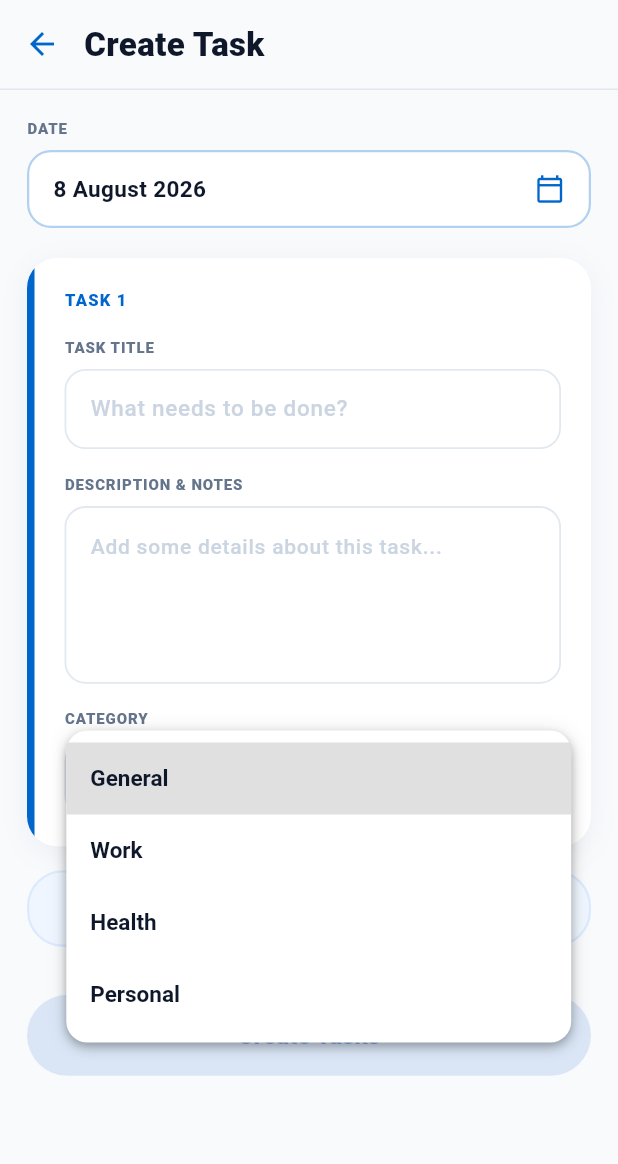
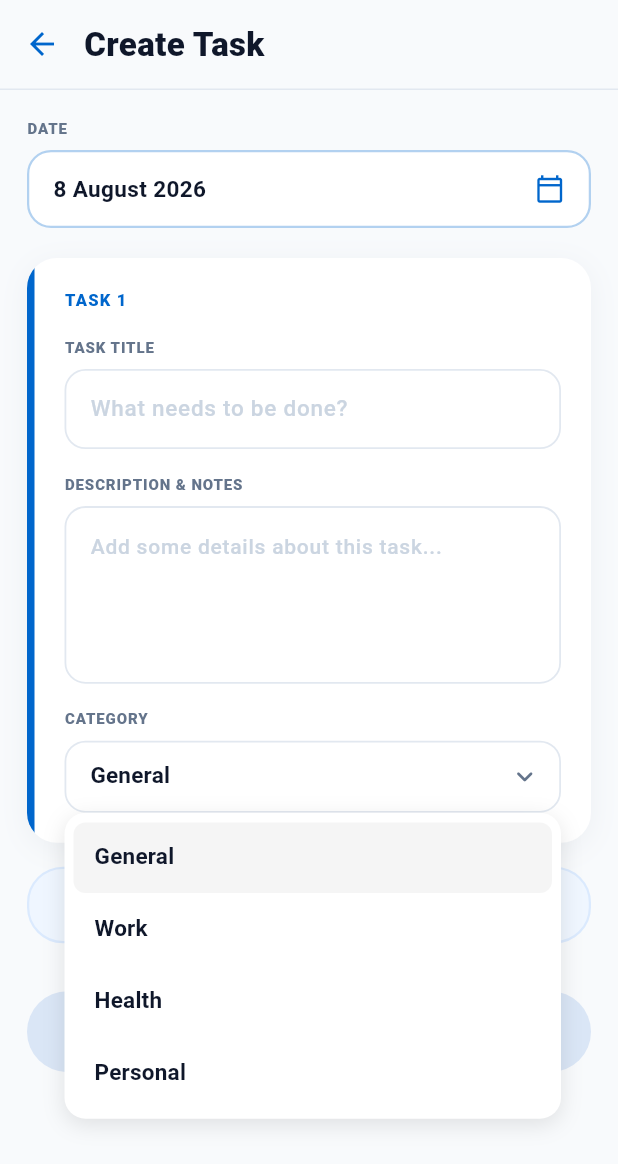
Before and after one commit to ritik453rr/life_tracker, a Flutter app: the CreateTaskPage screen opened by its route, after a tap on "General", on a phone screen of 412 x 824 dp. Shown: the top 1164 px of the screen. Run offline on Flutter 3.47's test engine with Material 3 defaults, Android fonts, the light colour scheme and no system bars; drawn by our look-alikes of dropdown_button2; our stand-ins replace cached_network_image, dio, flutter_dotenv, get; missing offline and left inert: connecteo; network calls fail.

Commit message:
create custom dropdown

```diff
--- a/lib/core/common/common_ui.dart
+++ b/lib/core/common/common_ui.dart
@@ -8,16 +8,12 @@ import '../language/string_constants.dart';
 
 /// Utility class providing reusable common UI widgets and helpers across the app.
 class CommonUI {
-
-/// Returns a customizable circular loading indicator with optional color and stroke width.
+  /// Returns a customizable circular loading indicator with optional color and stroke width.
   static Widget circularIndicator({
-    Color color=AppColors.cBlue,
-    double strokeWidth=3,
+    Color color = AppColors.cBlue,
+    double strokeWidth = 3,
   }) {
-    return CircularProgressIndicator(
-      color: color,
-      strokeWidth: strokeWidth,
-    );
+    return CircularProgressIndicator(color: color, strokeWidth: strokeWidth);
   }
 
   /// Method to return load more indicator.
@@ -44,21 +40,14 @@ class CommonUI {
     return RefreshIndicator(
       onRefresh: onRefresh,
       color: AppColors.cBlue,
-      backgroundColor: AppColors.cWhite,
+      backgroundColor: AppColors.cFFFFFF,
       child: child,
     );
   }
 
   /// Wrapper around SafeArea that applies platform-aware bottom padding and configurable top inset.
-  static Widget safeArea({
-    required Widget child,
-    bool top = true,
-  }) {
-    return SafeArea(
-      bottom: !GetPlatform.isIOS,
-      top: top,
-      child: child,
-    );
+  static Widget safeArea({required Widget child, bool top = true}) {
+    return SafeArea(bottom: !GetPlatform.isIOS, top: top, child: child);
   }
 
   /// Method to set network image
@@ -98,7 +87,7 @@ class CommonUI {
   static Widget customTextBtn({
     required String title,
     void Function()? onPressed,
-    EdgeInsetsGeometry padding=EdgeInsets.zero,
+    EdgeInsetsGeometry padding = EdgeInsets.zero,
     TextStyle? style,
   }) {
     return TextButton(
@@ -116,27 +105,23 @@ class CommonUI {
         AppConstants.hideKeyboard();
         onPressed?.call();
       },
-      child: Text(
-        title,
-        style: style
-      ),
+      child: Text(title, style: style),
     );
   }
 
-
-/// Displays a success or error snackBar with a trimmed message based on API response.
+  /// Displays a success or error snackBar with a trimmed message based on API response.
   static void showApiSnackBar({
     bool isSuccess = false,
     required String message,
   }) {
-    final displayMessage =
-        message.length > 200 ? "${message.substring(0, 200)}..." : message;
+    final displayMessage = message.length > 200
+        ? "${message.substring(0, 200)}..."
+        : message;
 
     Get.snackbar(
       isSuccess ? StringConstants.kSuccess.tr : StringConstants.kError.tr,
       displayMessage,
-      backgroundColor:
-          isSuccess ? Colors.green.shade600 : Colors.red.shade600,
+      backgroundColor: isSuccess ? Colors.green.shade600 : Colors.red.shade600,
       colorText: Colors.white,
     );
   }
--- /dev/null
+++ b/lib/core/common_widgets/app_drop_down_button.dart
@@ -0,0 +1,122 @@
+import 'package:dropdown_button2/dropdown_button2.dart';
+import 'package:flutter/material.dart';
+import 'package:get/get.dart';
+
+/// Custom reusable dropdown button widget wrapped with DropdownButton2.
+class AppDropDownButton<T> extends StatelessWidget {
+  /// The currently selected value.
+  final T? value;
+
+  /// List of dropdown options.
+  final List<T> options;
+
+  /// Callback triggered when a new option is selected.
+  final ValueChanged<T?>? onChanged;
+
+  /// Creates an [AppDropDownButton] instance with required parameters.
+  const AppDropDownButton({
+    super.key,
+    required this.value,
+    required this.options,
+    required this.onChanged,
+  });
+
+  @override
+  Widget build(BuildContext context) {
+    return DropdownButtonHideUnderline(
+      child: Theme(
+        data: Theme.of(context).copyWith(
+          splashColor: Colors.transparent,
+          highlightColor: Colors.transparent,
+          hoverColor: Colors.transparent,
+          focusColor: Colors.transparent,
+        ),
+        child: DropdownButton2<T>(
+          value: value,
+          isExpanded: true,
+          onChanged: onChanged,
+          selectedItemBuilder: (BuildContext context) {
+            return options.map((T val) {
+              return Align(
+                alignment: Alignment.centerLeft,
+                child: Text(
+                  val.toString(),
+                  style: const TextStyle(
+                    fontSize: 15,
+                    fontWeight: FontWeight.w600,
+                    color: Color(0xFF0F172A),
+                  ),
+                ),
+              );
+            }).toList();
+          },
+          items: options.map((T val) {
+            final bool isSelected = val == value;
+            return DropdownMenuItem<T>(
+              value: val,
+              child: Container(
+                width: Get.width,
+                padding: const EdgeInsets.symmetric(
+                  horizontal: 14,
+                  vertical: 12,
+                ),
+                decoration: BoxDecoration(
+                  color: isSelected
+                      ? Colors.grey.withValues(alpha: 0.1)
+                      : Colors.transparent,
+                  borderRadius: BorderRadius.circular(8),
+                ),
+                child: Text(
+                  val.toString(),
+                  style: TextStyle(
+                    fontSize: 15,
+                    fontWeight: isSelected ? FontWeight.w700 : FontWeight.w600,
+                    color: const Color(0xFF0F172A),
+                  ),
+                ),
+              ),
+            );
+          }).toList(),
+          buttonStyleData: ButtonStyleData(
+            padding: const EdgeInsets.only(
+              left: 16,
+              right: 12,
+            ),
+            decoration: BoxDecoration(
+              color: Colors.white,
+              borderRadius: BorderRadius.circular(14),
+              border: Border.all(
+                color: const Color(0xFFE2E8F0),
+                width: 1.2,
+              ),
+            ),
+          ),
+          iconStyleData: const IconStyleData(
+            icon: Icon(
+              Icons.keyboard_arrow_down_rounded,
+              color: Color(0xFF64748B),
+              size: 22,
+            ),
+          ),
+          dropdownStyleData: DropdownStyleData(
+            padding: const EdgeInsets.all(6),
+            decoration: BoxDecoration(
+              borderRadius: BorderRadius.circular(14),
+              color: Colors.white,
+              boxShadow: const [
+                BoxShadow(
+                  color: Color(0x1A000000),
+                  blurRadius: 12,
+                  offset: Offset(0, 4),
+                ),
+              ],
+            ),
+          ),
+          menuItemStyleData: const MenuItemStyleData(
+            padding: EdgeInsets.zero,
+          ),
+        ),
+      ),
+    );
+  }
+}
--- a/lib/core/constants/app_colors.dart
+++ b/lib/core/constants/app_colors.dart
@@ -1,8 +1,9 @@
 import 'package:flutter/material.dart';
+
 /// Defines a centralized set of app color constants for consistent styling.
 class AppColors {
   static const Color cBlue = Colors.blue;
-  static const Color cWhite = Colors.white;
+  static const Color cFFFFFF = Color(0xFFFFFFFF);
   static const Color cBlack = Colors.black;
   //F8FAFC
   static const Color cF8FAFC = Color(0xFFF8FAFC);
--- a/lib/core/constants/app_constants.dart
+++ b/lib/core/constants/app_constants.dart
@@ -5,7 +5,6 @@ import 'app_colors.dart';
 
 /// Provides const utility across the application.
 class AppConstants {
-
   /// Hide keyboard method
   static void hideKeyboard() {
     FocusManager.instance.primaryFocus?.unfocus();
@@ -24,11 +23,11 @@ class AppConstants {
   static void setSafeArea({bool isDark = false}) {
     SystemChrome.setSystemUIOverlayStyle(
       SystemUiOverlayStyle(
-        systemNavigationBarColor: isDark ? AppColors.cBlack : AppColors.cWhite,
-        systemNavigationBarIconBrightness:
-            isDark ? Brightness.light : Brightness.dark,
-        statusBarIconBrightness:
-            isDark ? Brightness.light : Brightness.dark,
+        systemNavigationBarColor: isDark ? AppColors.cBlack : AppColors.cFFFFFF,
+        systemNavigationBarIconBrightness: isDark
+            ? Brightness.light
+            : Brightness.dark,
+        statusBarIconBrightness: isDark ? Brightness.light : Brightness.dark,
       ),
     );
   }
--- a/lib/core/language/string_constants.dart
+++ b/lib/core/language/string_constants.dart
@@ -28,6 +28,9 @@ class StringConstants {
 
   /// Create Task Labels
   static const String kCreateTask = "Create Task";
+  static const String kEditTask = "Edit Task";
+  static const String kUpdateTask = "Update Task";
+  static const String kUntitledTask = "Untitled Task";
   static const String kDate = "DATE";
   static const String kTaskTitle = "TASK TITLE";
   static const String kWhatNeedsToBeDone = "What needs to be done?";
@@ -36,6 +39,12 @@ class StringConstants {
   static const String kCategory = "CATEGORY";
   static const String kAddAnotherTask = "Add Another Task";
   static const String kCreateTasks = "Create Tasks";
+
+  /// Categories
+  static const String kGeneral = "General";
+  static const String kWorkCategory = "Work";
+  static const String kHealthCategory = "Health";
+  static const String kPersonalCategory = "Personal";
 
   /// Task List Labels
   static const String kTodaysTasks = "Today's Tasks";
--- a/lib/feature/create_task/controller/create_task_controller.dart
+++ b/lib/feature/create_task/controller/create_task_controller.dart
@@ -5,6 +5,7 @@ import '../service/create_task_service.dart';
 import '../../dashboard/controller/dashboard_controller.dart';
 import '../../dashboard/model/dashboard_model.dart';
 import '../../task_list/controller/task_list_controller.dart';
+import '../../../core/language/string_constants.dart';
 
 /// GetX Controller for managing the Create Task / Edit Task screen state.
 class CreateTaskController extends GetxController {
@@ -21,8 +22,13 @@ class CreateTaskController extends GetxController {
   DateTime? _initialDate;
 
   final Rx<DateTime> selectedDate = DateTime.now().obs;
-  final RxList<TaskFormItem> taskItems = <TaskFormItem>[].obs;
-  final List<String> categoryOptions = ["General", "Work", "Health", "Personal"];
+  final RxList<CreateTaskModel> taskItems = <CreateTaskModel>[].obs;
+  final List<String> categoryOptions = [
+    StringConstants.kGeneral,
+    StringConstants.kWorkCategory,
+    StringConstants.kHealthCategory,
+    StringConstants.kPersonalCategory,
+  ];
 
   @override
   void onInit() {
@@ -94,7 +100,7 @@ class CreateTaskController extends GetxController {
     isFormValid.value = valid;
   }
 
-  void _attachListeners(TaskFormItem item) {
+  void _attachListeners(CreateTaskModel item) {
     item.titleController.addListener(_onFormInputChanged);
     item.descriptionController.addListener(_onFormInputChanged);
   }
@@ -113,7 +119,7 @@ class CreateTaskController extends GetxController {
         }
       }
 
-      final item = TaskFormItem(
+      final item = CreateTaskModel(
         id: args.id,
         category: category,
       );
@@ -142,7 +148,7 @@ class CreateTaskController extends GetxController {
   }
 
   void addNewTaskForm() {
-    final newItem = TaskFormItem(id: DateTime.now().millisecondsSinceEpoch.toString());
+    final newItem = CreateTaskModel(id: DateTime.now().millisecondsSinceEpoch.toString());
     _attachListeners(newItem);
     taskItems.add(newItem);
     _onFormInputChanged();
@@ -223,7 +229,7 @@ class CreateTaskController extends GetxController {
         computedTitle = firstLine.length > 35 ? "${firstLine.substring(0, 35)}..." : firstLine;
       }
       if (computedTitle.isEmpty) {
-        computedTitle = "Untitled Task";
+        computedTitle = StringConstants.kUntitledTask;
       }
 
       if (Get.isRegistered<DashboardController>()) {
--- a/lib/feature/create_task/model/create_task_model.dart
+++ b/lib/feature/create_task/model/create_task_model.dart
@@ -1,13 +1,13 @@
 import 'package:flutter/material.dart';
 
 /// Data class representing a dynamic task form entry.
-class TaskFormItem {
+class CreateTaskModel {
   final String id;
   final TextEditingController titleController;
   final TextEditingController descriptionController;
   String category;
 
-  TaskFormItem({
+  CreateTaskModel({
     required this.id,
     TextEditingController? titleController,
     TextEditingController? descriptionController,
--- a/lib/feature/create_task/page/create_task_page.dart
+++ b/lib/feature/create_task/page/create_task_page.dart
@@ -19,7 +19,6 @@ class CreateTaskPage extends StatelessWidget {
     ];
 
     return Scaffold(
-      backgroundColor: const Color(0xFFF8FAFC),
       body: SafeArea(
         child: Column(
           children: [
@@ -39,7 +38,7 @@ class CreateTaskPage extends StatelessWidget {
                   const SizedBox(width: 16),
                   Obx(() {
                     return Text(
-                      controller.isEditing.value ? "Edit Task" : StringConstants.kCreateTask,
+                      controller.isEditing.value ? StringConstants.kEditTask : StringConstants.kCreateTask,
                       style: const TextStyle(
                         fontSize: 22,
                         fontWeight: FontWeight.w800,
@@ -199,7 +198,7 @@ class CreateTaskPage extends StatelessWidget {
                             ),
                           ),
                           child: Text(
-                            controller.isEditing.value ? "Update Task" : StringConstants.kCreateTasks,
+                            controller.isEditing.value ? StringConstants.kUpdateTask : StringConstants.kCreateTasks,
                             style: TextStyle(
                               fontSize: 16,
                               fontWeight: FontWeight.w800,
--- a/lib/feature/create_task/service/create_task_service.dart
+++ b/lib/feature/create_task/service/create_task_service.dart
@@ -1,25 +1,39 @@
-import '../model/create_task_model.dart';
+import 'package:life_tracker_flutter/feature/create_task/model/create_task_model.dart';
+
 import '../../dashboard/model/dashboard_model.dart';
 import 'package:flutter/material.dart';
+import '../../../core/language/string_constants.dart';
 
 /// Feature service handling task creation operations.
 class CreateTaskService {
   /// Converts task form entries to TaskModel objects.
   List<TaskModel> convertToTaskModels({
-    required List<TaskFormItem> items,
+    required List<CreateTaskModel> items,
     required DateTime date,
   }) {
     final months = [
-      'Jan', 'Feb', 'Mar', 'Apr', 'May', 'Jun',
-      'Jul', 'Aug', 'Sep', 'Oct', 'Nov', 'Dec'
+      'Jan',
+      'Feb',
+      'Mar',
+      'Apr',
+      'May',
+      'Jun',
+      'Jul',
+      'Aug',
+      'Sep',
+      'Oct',
+      'Nov',
+      'Dec',
     ];
     final formattedDate = "${date.day} ${months[date.month - 1]} ${date.year}";
 
-    return items.where((item) {
+    return items
+        .where((item) {
           final title = item.titleController.text.trim();
           final desc = item.descriptionController.text.trim();
           return title.isNotEmpty || desc.isNotEmpty;
-    }).map((item) {
+        })
+        .map((item) {
           final categoryUpper = item.category.toUpperCase();
           Color categoryColor = const Color(0xFF0066CC);
           if (categoryUpper == "WORK") {
@@ -36,10 +50,12 @@ class CreateTaskService {
           String computedTitle = rawTitle;
           if (computedTitle.isEmpty && rawDesc.isNotEmpty) {
             final firstLine = rawDesc.split('\n').first.trim();
-        computedTitle = firstLine.length > 35 ? "${firstLine.substring(0, 35)}..." : firstLine;
+            computedTitle = firstLine.length > 35
+                ? "${firstLine.substring(0, 35)}..."
+                : firstLine;
           }
           if (computedTitle.isEmpty) {
-        computedTitle = "Untitled Task";
+            computedTitle = StringConstants.kUntitledTask;
           }
 
           return TaskModel(
@@ -51,6 +67,7 @@ class CreateTaskService {
             categoryColor: categoryColor,
             isCompleted: false,
           );
-    }).toList();
+        })
+        .toList();
   }
 }
--- a/lib/feature/create_task/widgets/task_form_card.dart
+++ b/lib/feature/create_task/widgets/task_form_card.dart
@@ -1,10 +1,11 @@
 import 'package:flutter/material.dart';
+import '../../../core/common_widgets/app_drop_down_button.dart';
 import '../model/create_task_model.dart';
 
 /// Card widget containing input fields for a single task entry.
 class TaskFormCard extends StatelessWidget {
   final int taskIndex;
-  final TaskFormItem item;
+  final CreateTaskModel item;
   final bool showRemove;
   final VoidCallback onRemove;
   final List<String> categoryOptions;
@@ -41,10 +42,7 @@ class TaskFormCard extends StatelessWidget {
           child: Row(
             children: [
               // Left Blue Accent Strip
-              Container(
-                width: 5,
-                color: const Color(0xFF0066CC),
-              ),
+              Container(width: 5, color: const Color(0xFF0066CC)),
               // Main Card Form Content
               Expanded(
                 child: Padding(
@@ -175,50 +173,13 @@ class TaskFormCard extends StatelessWidget {
                         ),
                       ),
                       const SizedBox(height: 8),
-                      Container(
-                        padding: const EdgeInsets.symmetric(horizontal: 16),
-                        decoration: BoxDecoration(
-                          color: Colors.white,
-                          borderRadius: BorderRadius.circular(14),
-                          border: Border.all(
-                            color: const Color(0xFFE2E8F0),
-                            width: 1.2,
-                          ),
-                        ),
-                        child: DropdownButtonHideUnderline(
-                          child: DropdownButton<String>(
-                            value: item.category,
-                            isExpanded: true,
-                            dropdownColor: Colors.white,
-                            borderRadius: BorderRadius.circular(14),
-                            elevation: 4,
-                            icon: const Icon(
-                              Icons.keyboard_arrow_down,
-                              color: Color(0xFF64748B),
-                              size: 22,
-                            ),
-                            style: const TextStyle(
-                              fontSize: 15,
-                              fontWeight: FontWeight.w600,
-                              color: Color(0xFF0F172A),
-                            ),
-                            onChanged: onCategoryChanged,
-                            items: categoryOptions.map((String value) {
-                              return DropdownMenuItem<String>(
-                                value: value,
-                                child: Text(
-                                  value,
-                                  style: const TextStyle(
-                                    fontSize: 15,
-                                    fontWeight: FontWeight.w600,
-                                    color: Color(0xFF0F172A),
-                                  ),
-                                ),
-                              );
-                            }).toList(),
-                          ),
-                        ),
+                      AppDropDownButton<String>(
+                        value: item.category,
+                        options: categoryOptions,
+                        onChanged: onCategoryChanged,
                       ),
+
+
                     ],
                   ),
                 ),
--- a/lib/feature/splash/page/splash_page.dart
+++ b/lib/feature/splash/page/splash_page.dart
@@ -16,7 +16,6 @@ class SplashPage extends StatelessWidget {
     Get.find<SplashController>();
 
     return Scaffold(
-      backgroundColor: Colors.white,
       body: SafeArea(
         child: Column(
           children: [
--- a/lib/feature/task_list/page/task_list_page.dart
+++ b/lib/feature/task_list/page/task_list_page.dart
@@ -16,7 +16,6 @@ class TaskListPage extends StatelessWidget {
     final controller = Get.find<TaskListController>();
 
     return Scaffold(
-      backgroundColor: const Color(0xFFF8FAFC),
       body: SafeArea(
         child: Column(
           children: [
--- a/pubspec.yaml
+++ b/pubspec.yaml
@@ -40,6 +40,7 @@ dependencies:
   flutter_dotenv: ^6.0.1
   dio: ^5.11.0
   skeletonizer: ^2.1.3
+  dropdown_button2: 2.3.9
 
 dev_dependencies:
   flutter_test:
```
Lines whose indentation alone changed are shown as unchanged.
